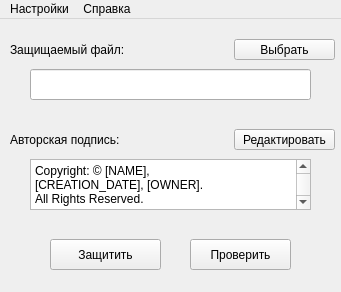
Above: resources/visual/init/ui_main.ui from DmitrieBaev/PymediaStego before the change. Below: the same form after it.
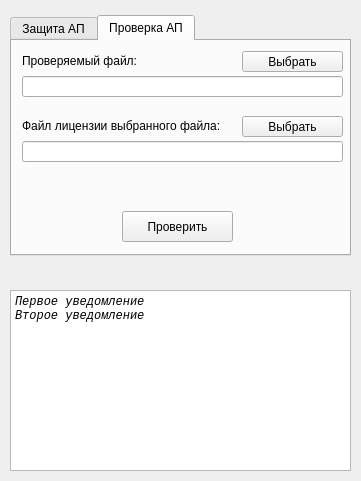
That is the form after the change. The open tabs and pages were chosen to show the change. Icons and pictures are not drawn.

```diff
--- a/resources/visual/init/ui_main.ui
+++ b/resources/visual/init/ui_main.ui
@@ -6,139 +6,350 @@
    <rect>
     <x>0</x>
     <y>0</y>
-    <width>341</width>
-    <height>292</height>
+    <width>361</width>
+    <height>481</height>
    </rect>
   </property>
+  <property name="minimumSize">
+   <size>
+    <width>361</width>
+    <height>285</height>
+   </size>
+  </property>
+  <property name="maximumSize">
+   <size>
+    <width>361</width>
+    <height>481</height>
+   </size>
+  </property>
   <property name="windowTitle">
    <string>Лицензирование видео файлов</string>
   </property>
   <widget class="QWidget" name="centralwidget">
-   <widget class="QLabel" name="label_1">
+   <widget class="QPushButton" name="btn_show_settings">
     <property name="geometry">
      <rect>
-      <x>10</x>
-      <y>20</y>
-      <width>221</width>
-      <height>21</height>
+      <x>290</x>
+      <y>10</y>
+      <width>23</width>
+      <height>23</height>
      </rect>
     </property>
-    <property name="text">
-     <string>Защищаемый файл:</string>
+    <property name="toolTip">
+     <string>&lt;html&gt;&lt;head/&gt;&lt;body&gt;&lt;p&gt;Открыть форму настроек&lt;/p&gt;&lt;/body&gt;&lt;/html&gt;</string>
     </property>
-   </widget>
-   <widget class="QLineEdit" name="path_input">
-    <property name="geometry">
-     <rect>
-      <x>30</x>
-      <y>50</y>
-      <width>281</width>
-      <height>31</height>
-     </rect>
-    </property>
-   </widget>
-   <widget class="QPushButton" name="btn_choose">
-    <property name="geometry">
-     <rect>
-      <x>234</x>
-      <y>20</y>
-      <width>101</width>
-      <height>21</height>
-     </rect>
-    </property>
     <property name="text">
-     <string>Выбрать</string>
+     <string/>
     </property>
-   </widget>
-   <widget class="QLabel" name="label_2">
-    <property name="geometry">
-     <rect>
-      <x>10</x>
-      <y>110</y>
-      <width>221</width>
-      <height>21</height>
-     </rect>
+    <property name="icon">
+     <iconset>
+      <normaloff>../PycharmProjects/PymediaStego/resources/visual/img_settings.png</normaloff>../PycharmProjects/PymediaStego/resources/visual/img_settings.png</iconset>
     </property>
-    <property name="text">
-     <string>Авторская подпись:</string>
+    <property name="flat">
+     <bool>true</bool>
     </property>
    </widget>
-   <widget class="QPushButton" name="btn_enc">
+   <widget class="QPushButton" name="btn_show_info">
     <property name="geometry">
      <rect>
-      <x>50</x>
-      <y>220</y>
-      <width>111</width>
-      <height>31</height>
+      <x>320</x>
+      <y>10</y>
+      <width>23</width>
+      <height>23</height>
      </rect>
     </property>
     <property name="text">
-     <string>Защитить</string>
+     <string/>
     </property>
-   </widget>
-   <widget class="QPushButton" name="btn_dec">
-    <property name="geometry">
-     <rect>
-      <x>190</x>
-      <y>220</y>
-      <width>101</width>
-      <height>31</height>
-     </rect>
+    <property name="icon">
+     <iconset>
+      <normaloff>../PycharmProjects/PymediaStego/resources/visual/img_help.png</normaloff>../PycharmProjects/PymediaStego/resources/visual/img_help.png</iconset>
     </property>
-    <property name="text">
-     <string>Проверить</string>
+    <property name="flat">
+     <bool>true</bool>
     </property>
    </widget>
-   <widget class="QPushButton" name="btn_edit">
+   <widget class="QTabWidget" name="tabWidget">
     <property name="geometry">
      <rect>
-      <x>234</x>
-      <y>110</y>
-      <width>101</width>
-      <height>21</height>
+      <x>10</x>
+      <y>15</y>
+      <width>341</width>
+      <height>241</height>
      </rect>
     </property>
-    <property name="text">
-     <string>Редактировать</string>
+    <property name="tabPosition">
+     <enum>QTabWidget::North</enum>
     </property>
-   </widget>
-   <widget class="QPlainTextEdit" name="copyright">
-    <property name="geometry">
-     <rect>
-      <x>30</x>
-      <y>140</y>
-      <width>281</width>
-      <height>51</height>
-     </rect>
+    <property name="tabShape">
+     <enum>QTabWidget::Rounded</enum>
     </property>
-    <property name="plainText">
-     <string>Copyright: © [NAME],
+    <property name="currentIndex">
+     <number>0</number>
+    </property>
+    <widget class="QWidget" name="tab_1">
+     <attribute name="title">
+      <string>Защита АП</string>
+     </attribute>
+     <widget class="QLabel" name="lbl_enc_1">
+      <property name="geometry">
+       <rect>
+        <x>10</x>
+        <y>10</y>
+        <width>221</width>
+        <height>21</height>
+       </rect>
+      </property>
+      <property name="text">
+       <string>Защищаемый файл:</string>
+      </property>
+     </widget>
+     <widget class="QPushButton" name="btn_enc_choose">
+      <property name="geometry">
+       <rect>
+        <x>230</x>
+        <y>10</y>
+        <width>101</width>
+        <height>21</height>
+       </rect>
+      </property>
+      <property name="toolTip">
+       <string>&lt;html&gt;&lt;head/&gt;&lt;body&gt;&lt;p&gt;Указать путь к видео файлу-стегоконтейнеру&lt;/p&gt;&lt;/body&gt;&lt;/html&gt;</string>
+      </property>
+      <property name="text">
+       <string>Выбрать</string>
+      </property>
+     </widget>
+     <widget class="QLabel" name="lbl_enc_2">
+      <property name="geometry">
+       <rect>
+        <x>10</x>
+        <y>70</y>
+        <width>221</width>
+        <height>21</height>
+       </rect>
+      </property>
+      <property name="text">
+       <string>Авторская подпись:</string>
+      </property>
+     </widget>
+     <widget class="QPlainTextEdit" name="copyright">
+      <property name="geometry">
+       <rect>
+        <x>10</x>
+        <y>95</y>
+        <width>321</width>
+        <height>51</height>
+       </rect>
+      </property>
+      <property name="toolTip">
+       <string>&lt;html&gt;&lt;head/&gt;&lt;body&gt;&lt;p&gt;Авторская подпись, которая будет встроена в видео файл&lt;/p&gt;&lt;/body&gt;&lt;/html&gt;</string>
+      </property>
+      <property name="readOnly">
+       <bool>true</bool>
+      </property>
+      <property name="plainText">
+       <string>Copyright: © [NAME],
 [CREATION_DATE], [OWNER].
 All Rights Reserved.</string>
-    </property>
+      </property>
+     </widget>
+     <widget class="QLineEdit" name="le_enc_path_input">
+      <property name="geometry">
+       <rect>
+        <x>10</x>
+        <y>35</y>
+        <width>321</width>
+        <height>21</height>
+       </rect>
+      </property>
+      <property name="toolTip">
+       <string>&lt;html&gt;&lt;head/&gt;&lt;body&gt;&lt;p&gt;Путь к видео файлу&lt;/p&gt;&lt;/body&gt;&lt;/html&gt;</string>
+      </property>
+      <property name="readOnly">
+       <bool>true</bool>
+      </property>
+     </widget>
+     <widget class="QPushButton" name="btn_enc">
+      <property name="geometry">
+       <rect>
+        <x>110</x>
+        <y>170</y>
+        <width>111</width>
+        <height>31</height>
+       </rect>
+      </property>
+      <property name="text">
+       <string>Защитить</string>
+      </property>
+     </widget>
+    </widget>
+    <widget class="QWidget" name="tab_2">
+     <attribute name="title">
+      <string>Проверка АП</string>
+     </attribute>
+     <widget class="QPushButton" name="btn_dec">
+      <property name="geometry">
+       <rect>
+        <x>110</x>
+        <y>170</y>
+        <width>111</width>
+        <height>31</height>
+       </rect>
+      </property>
+      <property name="text">
+       <string>Проверить</string>
+      </property>
+     </widget>
+     <widget class="QLineEdit" name="le_dec_path_input_1">
+      <property name="geometry">
+       <rect>
+        <x>10</x>
+        <y>35</y>
+        <width>321</width>
+        <height>21</height>
+       </rect>
+      </property>
+      <property name="toolTip">
+       <string>&lt;html&gt;&lt;head/&gt;&lt;body&gt;&lt;p&gt;Путь к видео файлу&lt;/p&gt;&lt;/body&gt;&lt;/html&gt;</string>
+      </property>
+      <property name="readOnly">
+       <bool>true</bool>
+      </property>
+     </widget>
+     <widget class="QLabel" name="lbl_dec_1">
+      <property name="geometry">
+       <rect>
+        <x>10</x>
+        <y>10</y>
+        <width>221</width>
+        <height>21</height>
+       </rect>
+      </property>
+      <property name="text">
+       <string>&lt;html&gt;&lt;head/&gt;&lt;body&gt;&lt;p&gt;Проверяемый файл:&lt;/p&gt;&lt;/body&gt;&lt;/html&gt;</string>
+      </property>
+     </widget>
+     <widget class="QPushButton" name="btn_enc_choose_1">
+      <property name="geometry">
+       <rect>
+        <x>230</x>
+        <y>10</y>
+        <width>101</width>
+        <height>21</height>
+       </rect>
+      </property>
+      <property name="toolTip">
+       <string>&lt;html&gt;&lt;head/&gt;&lt;body&gt;&lt;p&gt;Указать путь к видео файлу-стегоконтейнеру&lt;/p&gt;&lt;/body&gt;&lt;/html&gt;</string>
+      </property>
+      <property name="text">
+       <string>Выбрать</string>
+      </property>
+     </widget>
+     <widget class="QLabel" name="lbl_dec_2">
+      <property name="geometry">
+       <rect>
+        <x>10</x>
+        <y>75</y>
+        <width>221</width>
+        <height>21</height>
+       </rect>
+      </property>
+      <property name="text">
+       <string>&lt;html&gt;&lt;head/&gt;&lt;body&gt;&lt;p&gt;Файл лицензии выбранного файла:&lt;/p&gt;&lt;/body&gt;&lt;/html&gt;</string>
+      </property>
+     </widget>
+     <widget class="QPushButton" name="btn_enc_choose_2">
+      <property name="geometry">
+       <rect>
+        <x>230</x>
+        <y>75</y>
+        <width>101</width>
+        <height>21</height>
+       </rect>
+      </property>
+      <property name="toolTip">
+       <string>&lt;html&gt;&lt;head/&gt;&lt;body&gt;&lt;p&gt;Указать путь к файлу, содержащему лецинзированный сертификат к выбираемому видео файлу&lt;/p&gt;&lt;/body&gt;&lt;/html&gt;</string>
+      </property>
+      <property name="text">
+       <string>Выбрать</string>
+      </property>
+     </widget>
+     <widget class="QLineEdit" name="le_dec_path_input_2">
+      <property name="geometry">
+       <rect>
+        <x>10</x>
+        <y>100</y>
+        <width>321</width>
+        <height>21</height>
+       </rect>
+      </property>
+      <property name="toolTip">
+       <string>&lt;html&gt;&lt;head/&gt;&lt;body&gt;&lt;p&gt;Путь к видео файлу&lt;/p&gt;&lt;/body&gt;&lt;/html&gt;</string>
+      </property>
+      <property name="readOnly">
+       <bool>true</bool>
+      </property>
+     </widget>
+    </widget>
    </widget>
-  </widget>
-  <widget class="QMenuBar" name="menubar">
-   <property name="geometry">
-    <rect>
-     <x>0</x>
-     <y>0</y>
-     <width>341</width>
-     <height>21</height>
-    </rect>
-   </property>
-   <widget class="QMenu" name="menu_settings">
-    <property name="title">
-     <string>Настройки</string>
+   <widget class="QPushButton" name="btn_show_log">
+    <property name="geometry">
+     <rect>
+      <x>320</x>
+      <y>260</y>
+      <width>23</width>
+      <height>23</height>
+     </rect>
     </property>
+    <property name="toolTip">
+     <string>&lt;html&gt;&lt;head/&gt;&lt;body&gt;&lt;p&gt;Показать/скрыть область уведомлений приложения&lt;/p&gt;&lt;/body&gt;&lt;/html&gt;</string>
+    </property>
+    <property name="text">
+     <string/>
+    </property>
+    <property name="icon">
+     <iconset>
+      <normaloff>../PycharmProjects/PymediaStego/resources/visual/img_log_show.png</normaloff>../PycharmProjects/PymediaStego/resources/visual/img_log_show.png</iconset>
+    </property>
+    <property name="flat">
+     <bool>true</bool>
+    </property>
    </widget>
-   <widget class="QMenu" name="menu_help">
-    <property name="title">
-     <string>Справка</string>
+   <widget class="QPlainTextEdit" name="pte_change_log">
+    <property name="geometry">
+     <rect>
+      <x>10</x>
+      <y>290</y>
+      <width>341</width>
+      <height>181</height>
+     </rect>
     </property>
+    <property name="font">
+     <font>
+      <family>Consolas</family>
+      <italic>true</italic>
+     </font>
+    </property>
+    <property name="horizontalScrollBarPolicy">
+     <enum>Qt::ScrollBarAlwaysOff</enum>
+    </property>
+    <property name="sizeAdjustPolicy">
+     <enum>QAbstractScrollArea::AdjustIgnored</enum>
+    </property>
+    <property name="readOnly">
+     <bool>true</bool>
+    </property>
+    <property name="plainText">
+     <string>Первое уведомление
+Второе уведомление</string>
+    </property>
    </widget>
-   <addaction name="menu_settings"/>
-   <addaction name="menu_help"/>
+   <zorder>tabWidget</zorder>
+   <zorder>btn_show_settings</zorder>
+   <zorder>btn_show_info</zorder>
+   <zorder>btn_show_log</zorder>
+   <zorder>pte_change_log</zorder>
   </widget>
  </widget>
  <resources/>
```
Left out of the diff: 3 changed lines with no effect on the pictures.
